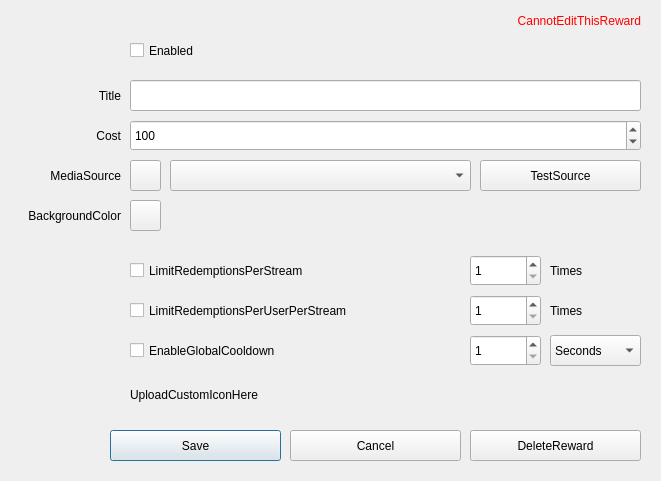
gottagofaster236/RewardsTheater, file src/EditRewardDialog.ui: the form before one commit.
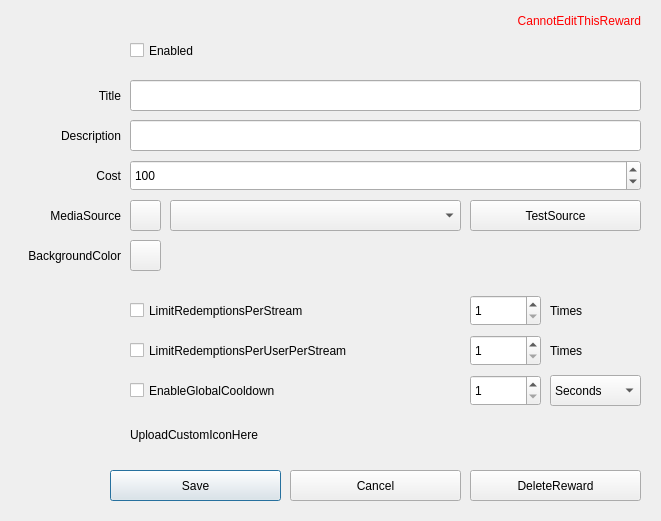
The form after the commit.

Commit message: Support editing the reward description

The edit to the form file:
```diff
--- a/src/EditRewardDialog.ui
+++ b/src/EditRewardDialog.ui
@@ -7,7 +7,7 @@
     <x>0</x>
     <y>0</y>
     <width>661</width>
-    <height>481</height>
+    <height>521</height>
    </rect>
   </property>
   <property name="windowTitle">
@@ -62,7 +62,7 @@
    <property name="geometry">
     <rect>
      <x>110</x>
-     <y>430</y>
+     <y>470</y>
      <width>171</width>
      <height>31</height>
     </rect>
@@ -75,7 +75,7 @@
    <property name="geometry">
     <rect>
      <x>470</x>
-     <y>430</y>
+     <y>470</y>
      <width>171</width>
      <height>31</height>
     </rect>
@@ -88,7 +88,7 @@
    <property name="geometry">
     <rect>
      <x>290</x>
-     <y>430</y>
+     <y>470</y>
      <width>171</width>
      <height>31</height>
     </rect>
@@ -101,8 +101,8 @@
    <property name="geometry">
     <rect>
      <x>170</x>
-     <y>160</y>
-     <width>301</width>
+     <y>200</y>
+     <width>291</width>
      <height>31</height>
     </rect>
    </property>
@@ -110,9 +110,9 @@
   <widget class="QPushButton" name="testObsSourceButton">
    <property name="geometry">
     <rect>
-     <x>480</x>
-     <y>160</y>
-     <width>161</width>
+     <x>470</x>
+     <y>200</y>
+     <width>171</width>
      <height>31</height>
     </rect>
    </property>
@@ -124,7 +124,7 @@
    <property name="geometry">
     <rect>
      <x>10</x>
-     <y>200</y>
+     <y>240</y>
      <width>111</width>
      <height>31</height>
     </rect>
@@ -140,7 +140,7 @@
    <property name="geometry">
     <rect>
      <x>130</x>
-     <y>200</y>
+     <y>240</y>
      <width>31</width>
      <height>31</height>
     </rect>
@@ -153,7 +153,7 @@
    <property name="geometry">
     <rect>
      <x>130</x>
-     <y>255</y>
+     <y>295</y>
      <width>341</width>
      <height>31</height>
     </rect>
@@ -166,7 +166,7 @@
    <property name="geometry">
     <rect>
      <x>470</x>
-     <y>255</y>
+     <y>295</y>
      <width>71</width>
      <height>31</height>
     </rect>
@@ -182,7 +182,7 @@
    <property name="geometry">
     <rect>
      <x>130</x>
-     <y>295</y>
+     <y>335</y>
      <width>341</width>
      <height>31</height>
     </rect>
@@ -195,7 +195,7 @@
    <property name="geometry">
     <rect>
      <x>470</x>
-     <y>295</y>
+     <y>335</y>
      <width>71</width>
      <height>31</height>
     </rect>
@@ -211,7 +211,7 @@
    <property name="geometry">
     <rect>
      <x>130</x>
-     <y>330</y>
+     <y>370</y>
      <width>341</width>
      <height>41</height>
     </rect>
@@ -224,7 +224,7 @@
    <property name="geometry">
     <rect>
      <x>470</x>
-     <y>335</y>
+     <y>375</y>
      <width>71</width>
      <height>31</height>
     </rect>
@@ -240,7 +240,7 @@
    <property name="geometry">
     <rect>
      <x>130</x>
-     <y>380</y>
+     <y>420</y>
      <width>341</width>
      <height>31</height>
     </rect>
@@ -262,9 +262,9 @@
    <property name="geometry">
     <rect>
      <x>550</x>
-     <y>300</y>
+     <y>335</y>
      <width>91</width>
-     <height>21</height>
+     <height>31</height>
     </rect>
    </property>
    <property name="text">
@@ -275,9 +275,9 @@
    <property name="geometry">
     <rect>
      <x>550</x>
-     <y>260</y>
+     <y>295</y>
      <width>91</width>
-     <height>21</height>
+     <height>31</height>
     </rect>
    </property>
    <property name="text">
@@ -288,7 +288,7 @@
    <property name="geometry">
     <rect>
      <x>10</x>
-     <y>120</y>
+     <y>160</y>
      <width>111</width>
      <height>31</height>
     </rect>
@@ -304,7 +304,7 @@
    <property name="geometry">
     <rect>
      <x>130</x>
-     <y>120</y>
+     <y>160</y>
      <width>511</width>
      <height>31</height>
     </rect>
@@ -342,7 +342,7 @@
    <property name="geometry">
     <rect>
      <x>130</x>
-     <y>160</y>
+     <y>200</y>
      <width>31</width>
      <height>31</height>
     </rect>
@@ -355,7 +355,7 @@
    <property name="geometry">
     <rect>
      <x>10</x>
-     <y>150</y>
+     <y>190</y>
      <width>111</width>
      <height>51</height>
     </rect>
@@ -383,7 +383,7 @@
    <property name="geometry">
     <rect>
      <x>550</x>
-     <y>335</y>
+     <y>375</y>
      <width>91</width>
      <height>31</height>
     </rect>
@@ -409,6 +409,35 @@
     </property>
    </item>
   </widget>
+  <widget class="QLabel" name="descriptionLabel">
+   <property name="geometry">
+    <rect>
+     <x>10</x>
+     <y>120</y>
+     <width>111</width>
+     <height>31</height>
+    </rect>
+   </property>
+   <property name="text">
+    <string>Description</string>
+   </property>
+   <property name="alignment">
+    <set>Qt::AlignRight|Qt::AlignTrailing|Qt::AlignVCenter</set>
+   </property>
+  </widget>
+  <widget class="QLineEdit" name="descriptionEdit">
+   <property name="geometry">
+    <rect>
+     <x>130</x>
+     <y>120</y>
+     <width>511</width>
+     <height>31</height>
+    </rect>
+   </property>
+   <property name="maxLength">
+    <number>200</number>
+   </property>
+  </widget>
  </widget>
  <resources/>
  <connections/>
```
The commit also changes 6 other files.
